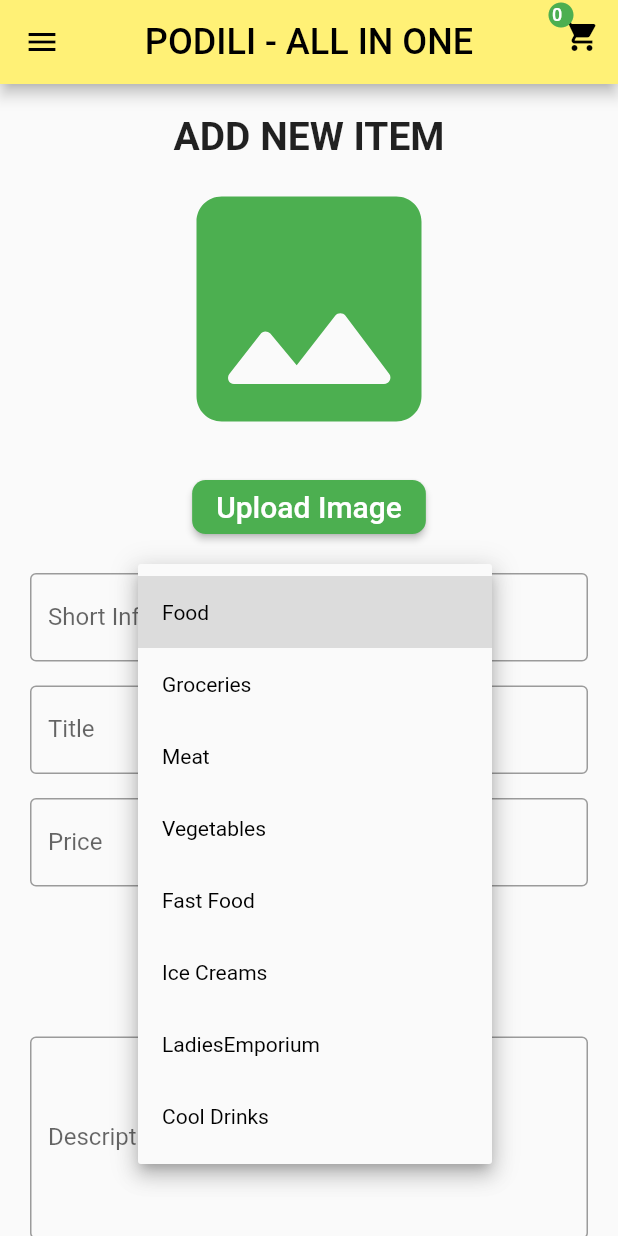
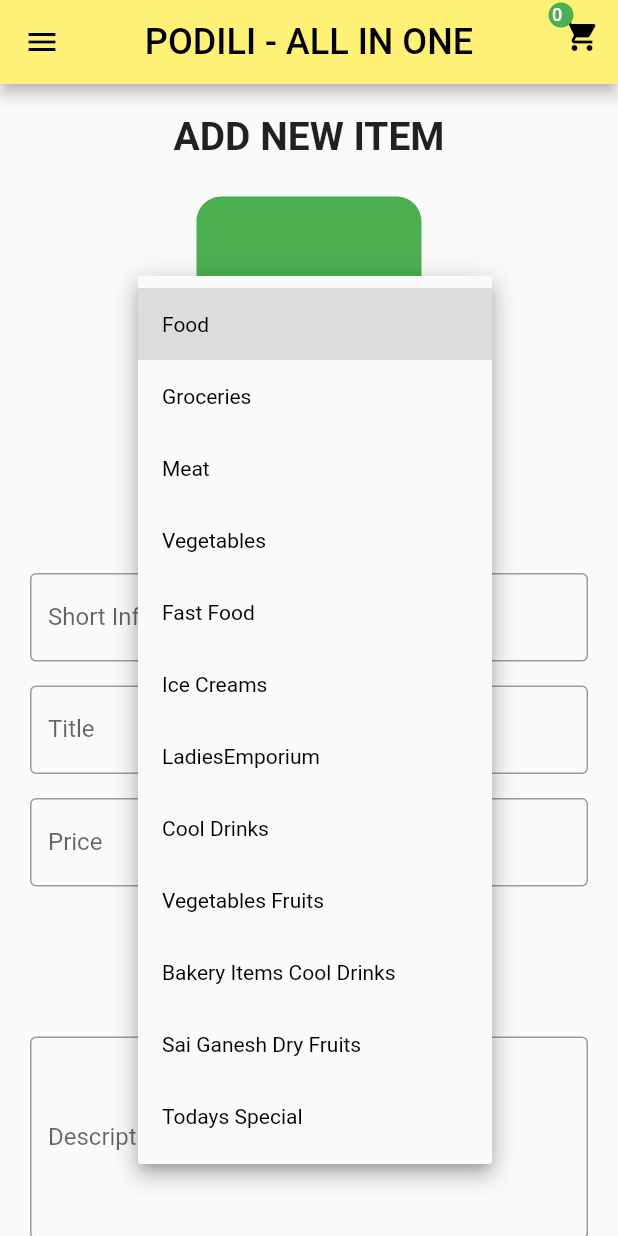
Before and after one commit to GuptaWeber/the_podili, a Flutter app: the AddNewItem screen opened directly, after a tap on "Please choose Category", on a phone screen of 412 x 824 dp. Run offline on Flutter 3.47's test engine with Material 2 defaults, Android fonts, the phone set to English and light mode, and no system bars; our stand-ins replace cloud_firestore, firebase_auth, firebase_core, firebase_storage, fluttertoast, google_fonts and 3 more; missing offline and left inert: new_version, razorpay_flutter, twilio_flutter; accounts and stored records are empty; network calls fail.

Commit message:
Updating Store Lables

```diff
--- a/lib/Admin/addNewItem.dart
+++ b/lib/Admin/addNewItem.dart
@@ -117,7 +117,11 @@ class _AddNewItemState extends State<AddNewItem> {
                             'Fast Food',
                             'Ice Creams',
                             'LadiesEmporium',
-                            'Cool Drinks'
+                            'Cool Drinks',
+                            'Vegetables Fruits',
+                            'Bakery Items Cool Drinks',
+                            'Sai Ganesh Dry Fruits',
+                            'Todays Special'
                           ].map<DropdownMenuItem<String>>((String value) {
                             return DropdownMenuItem<String>(
                               value: value,
--- a/lib/Admin/displayItems.dart
+++ b/lib/Admin/displayItems.dart
@@ -18,7 +18,7 @@ class _DisplayItemsState extends State<DisplayItems> {
       appBar: MyAppBar(),
       drawer: MyDrawer(),
       body: StreamBuilder(
-        stream: Firestore.instance.collection('items').snapshots(),
+        stream: Firestore.instance.collection('items').orderBy("publishedDate", descending: true).snapshots(),
         builder: (BuildContext context, AsyncSnapshot<QuerySnapshot> snapshot) {
           if (!snapshot.hasData) {
             return Center(
--- a/lib/Admin/updateItem.dart
+++ b/lib/Admin/updateItem.dart
@@ -140,7 +140,11 @@ class _UpdateItemState extends State<UpdateItem> {
                                         'Fast Food',
                                         'Ice Creams',
                                         'LadiesEmporium',
-                                        'Cool Drinks'
+                                        'Cool Drinks',
+                                        'Vegetables Fruits',
+                                        'Bakery Items Cool Drinks',
+                                        'Sai Ganesh Dry Fruits',
+                                        'Todays Special'
                                       ].map<DropdownMenuItem<String>>(
                                           (String value) {
                                         return DropdownMenuItem<String>(
--- a/lib/Store/storehome.dart
+++ b/lib/Store/storehome.dart
@@ -13,6 +13,7 @@ import '../Widgets/myDrawer.dart';
 import '../Widgets/searchBox.dart';
 import '../Models/item.dart';
 import 'home.dart';
+import 'package:new_version/new_version.dart';
 
 double width;
 
@@ -22,6 +23,21 @@ class StoreHome extends StatefulWidget {
 }
 
 class _StoreHomeState extends State<StoreHome> {
+
+  @override
+  void initState() {
+    super.initState();
+    _checkVersion();
+  }
+
+  void _checkVersion() async {
+    final newVersion = NewVersion( context:context, androidId: 'com.muhammadali.eshop');
+    final status = await newVersion.getVersionStatus();
+    newVersion.showUpdateDialog(status);
+    print(" DEVICE " + status.localVersion);
+    print(" STORE " + status.storeVersion);
+  }
+
   @override
   Widget build(BuildContext context) {
     width = MediaQuery.of(context).size.width;
@@ -378,7 +394,7 @@ class _StoreHomeState extends State<StoreHome> {
                                             context,
                                             MaterialPageRoute(
                                                 builder: (context) =>
-                                                    Home('Vegetables')),
+                                                    Home('Vegetables Fruits')),
                                           );
                                         },
                                         child: ClipOval(
@@ -391,7 +407,7 @@ class _StoreHomeState extends State<StoreHome> {
                                     SizedBox(
                                       height: 5.0,
                                     ),
-                                    Text('Vegetables')
+                                    Text('Vegetables \n & Fruits', textAlign: TextAlign.center,)
                                   ],
                                 ),
                               ],
@@ -510,12 +526,12 @@ class _StoreHomeState extends State<StoreHome> {
                                             context,
                                             MaterialPageRoute(
                                                 builder: (context) =>
-                                                    Home('Ice Creams')),
+                                                    Home('Sai Ganesh Dry Fruits')),
                                           );
                                         },
                                         child: ClipOval(
                                             child: Image.network(
-                                          'https://firebasestorage.googleapis.com/v0/b/projectpodili.appspot.com/o/icon%2Fice-creams-icon.jpg?alt=media&token=aa4816fd-b78f-4c10-8c62-437416c03a3e',
+                                          'https://firebasestorage.googleapis.com/v0/b/projectpodili.appspot.com/o/icon%2Fdry_fruits.jpg?alt=media&token=21c522ec-b6f8-412c-9d9d-f96bdbae39b9',
                                           height: 90,
                                           width: 90,
                                           fit: BoxFit.cover,
@@ -523,7 +539,7 @@ class _StoreHomeState extends State<StoreHome> {
                                     SizedBox(
                                       height: 5.0,
                                     ),
-                                    Text('Ice Creams')
+                                    Text('Sai Ganesh \n Dry Fruits', textAlign: TextAlign.center,)
                                   ],
                                 ),
                                 Column(
@@ -538,12 +554,12 @@ class _StoreHomeState extends State<StoreHome> {
                                             context,
                                             MaterialPageRoute(
                                                 builder: (context) =>
-                                                    Home('Cool Drinks')),
+                                                    Home('Todays Special')),
                                           );
                                         },
                                         child: ClipOval(
                                             child: Image.network(
-                                          'https://firebasestorage.googleapis.com/v0/b/projectpodili.appspot.com/o/icon%2Fcool-drinks-icon.png?alt=media&token=60de2b95-4b37-4c67-9514-273875c8e417',
+                                          'https://firebasestorage.googleapis.com/v0/b/projectpodili.appspot.com/o/icon%2Fspecial.jpg?alt=media&token=01b20447-57f7-42ce-92c1-c58350d4b441',
                                           height: 90,
                                           width: 90,
                                           fit: BoxFit.cover,
@@ -551,7 +567,7 @@ class _StoreHomeState extends State<StoreHome> {
                                     SizedBox(
                                       height: 5.0,
                                     ),
-                                    Text('Cool Drinks')
+                                    Text("Today's Special")
                                   ],
                                 ),
                                 Column(
@@ -566,12 +582,12 @@ class _StoreHomeState extends State<StoreHome> {
                                             context,
                                             MaterialPageRoute(
                                                 builder: (context) =>
-                                                    Home('Fast Food')),
+                                                    Home('Bakery Items Cool Drinks')),
                                           );
                                         },
                                         child: ClipOval(
                                             child: Image.network(
-                                          'https://firebasestorage.googleapis.com/v0/b/projectpodili.appspot.com/o/icon%2Ffast-food-icon.jpg?alt=media&token=3404aa23-2b1d-4f13-8d98-edacecde85da',
+                                          'https://firebasestorage.googleapis.com/v0/b/projectpodili.appspot.com/o/icon%2Fbakery.jpg?alt=media&token=8012c9aa-7722-42fd-ac93-12fd3786bce1',
                                           height: 90,
                                           width: 90,
                                           fit: BoxFit.cover,
@@ -579,7 +595,7 @@ class _StoreHomeState extends State<StoreHome> {
                                     SizedBox(
                                       height: 5.0,
                                     ),
-                                    Text('Fast Food')
+                                    Text('Bakery Items & \n Cool Drinks', textAlign: TextAlign.center,)
                                   ],
                                 ),
                               ],
--- a/pubspec.yaml
+++ b/pubspec.yaml
@@ -20,15 +20,14 @@ dependencies:
   firebase_storage: ^3.1.1
   flutter_staggered_grid_view: ^0.3.0
   provider: ^4.0.4
-  path_provider: ^1.4.0
   image: ^2.0.7
   razorpay_flutter: ^1.2.2
   twilio_flutter: ^0.0.5
   timeline_tile: ^1.0.0
   google_fonts: ^1.1.0
   weather_icons: ^2.0.1
-  flutter_showcase: ^0.1.0
   flutter_launcher_icons: "^0.8.0"
+  new_version: ^0.0.5
   intl:
 
 
```
